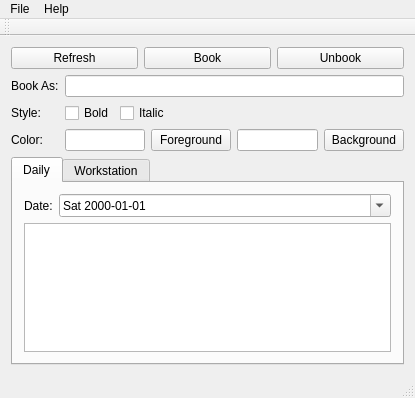
Before: the Qt Designer form workstationscheduler.ui in maurerpe/WorkstationScheduler, drawn with Qt 5.
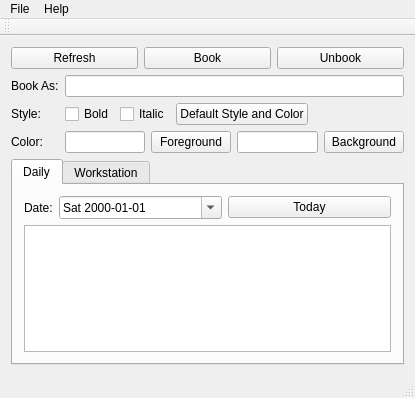
After: the same form once the commit is applied.

```diff
--- a/workstationscheduler.ui
+++ b/workstationscheduler.ui
@@ -93,6 +93,13 @@
             </property>
            </widget>
           </item>
+          <item>
+           <widget class="QPushButton" name="defaultStyleColor">
+            <property name="text">
+             <string>Default Style and Color</string>
+            </property>
+           </widget>
+          </item>
           <item>
            <spacer name="horizontalSpacer">
             <property name="orientation">
@@ -156,6 +163,8 @@
                </widget>
               </item>
               <item row="0" column="1">
+               <layout class="QHBoxLayout" name="horizontalLayout_4">
+                <item>
                <widget class="QDateEdit" name="dailyDate">
                 <property name="displayFormat">
                  <string>ddd yyyy-MM-dd</string>
@@ -165,6 +174,15 @@
                 </property>
                </widget>
               </item>
+                <item>
+                 <widget class="QPushButton" name="dailyToday">
+                  <property name="text">
+                   <string>Today</string>
+                  </property>
+                 </widget>
+                </item>
+               </layout>
+              </item>
              </layout>
             </item>
             <item>
```
Left out of the diff: 13 changed lines with no effect on the pictures. Lines whose indentation alone changed are shown as unchanged.
